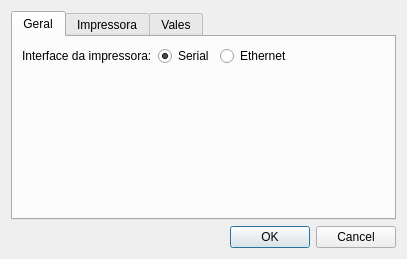
Above: settingsdlg.ui from leidensj/BKVale before the change. Below: the same form after it.
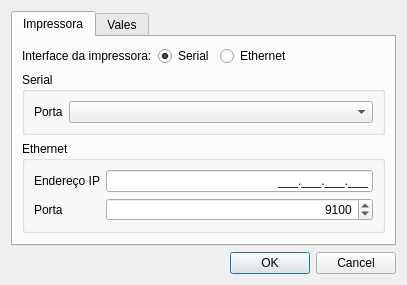
That is the form after the change. Icons and pictures are not drawn.

```diff
--- a/settingsdlg.ui
+++ b/settingsdlg.ui
@@ -7,7 +7,7 @@
     <x>0</x>
     <y>0</y>
     <width>407</width>
-    <height>247</height>
+    <height>267</height>
    </rect>
   </property>
   <property name="windowTitle">
@@ -32,15 +32,15 @@
      <property name="tabsClosable">
       <bool>false</bool>
      </property>
-     <widget class="QWidget" name="general">
+     <widget class="QWidget" name="printer">
       <attribute name="icon">
        <iconset resource="icons.qrc">
         <normaloff>:/icons/res/general.png</normaloff>:/icons/res/general.png</iconset>
       </attribute>
       <attribute name="title">
-       <string>Geral</string>
+       <string>Impressora</string>
       </attribute>
-      <layout class="QVBoxLayout" name="verticalLayout_2">
+      <layout class="QVBoxLayout" name="verticalLayout_3">
        <item>
         <layout class="QHBoxLayout" name="horizontalLayout_3">
          <item>
@@ -91,30 +91,6 @@
         </layout>
        </item>
        <item>
-        <spacer name="verticalSpacer">
-         <property name="orientation">
-          <enum>Qt::Vertical</enum>
-         </property>
-         <property name="sizeHint" stdset="0">
-          <size>
-           <width>20</width>
-           <height>40</height>
-          </size>
-         </property>
-        </spacer>
-       </item>
-      </layout>
-     </widget>
-     <widget class="QWidget" name="printer">
-      <attribute name="icon">
-       <iconset resource="icons.qrc">
-        <normaloff>:/icons/res/printer.png</normaloff>:/icons/res/printer.png</iconset>
-      </attribute>
-      <attribute name="title">
-       <string>Impressora</string>
-      </attribute>
-      <layout class="QVBoxLayout" name="verticalLayout_3">
-       <item>
         <widget class="QGroupBox" name="grpSerial">
          <property name="title">
           <string>Serial</string>
```
Left out of the diff: 6 changed lines with no effect on the pictures.
